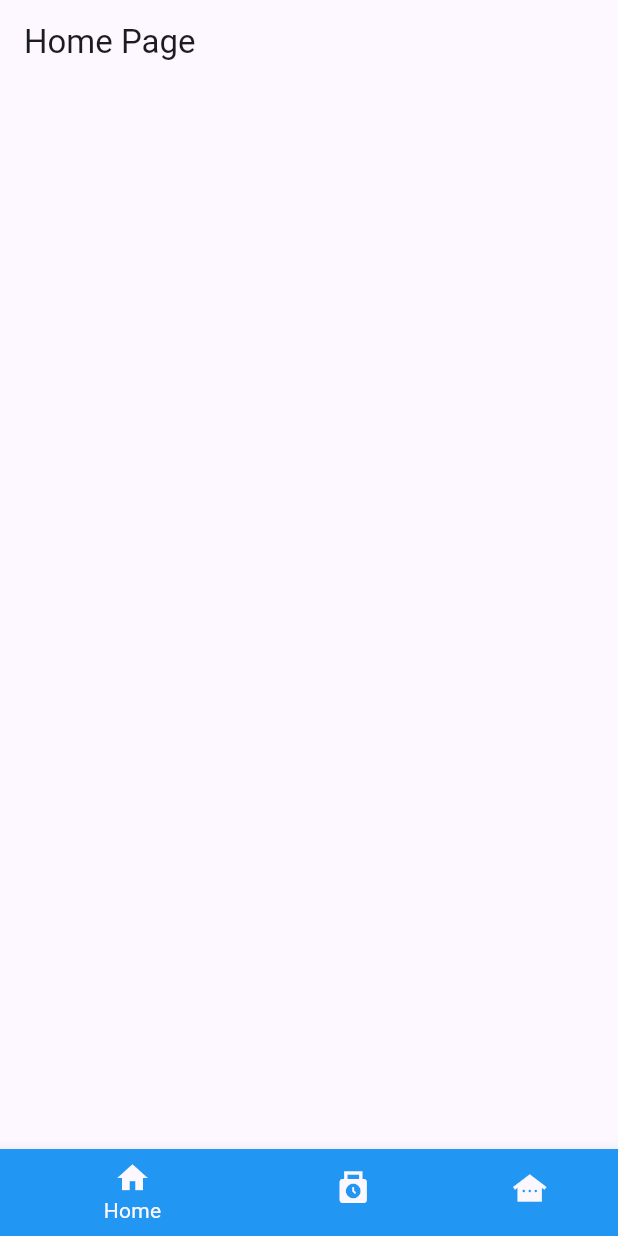
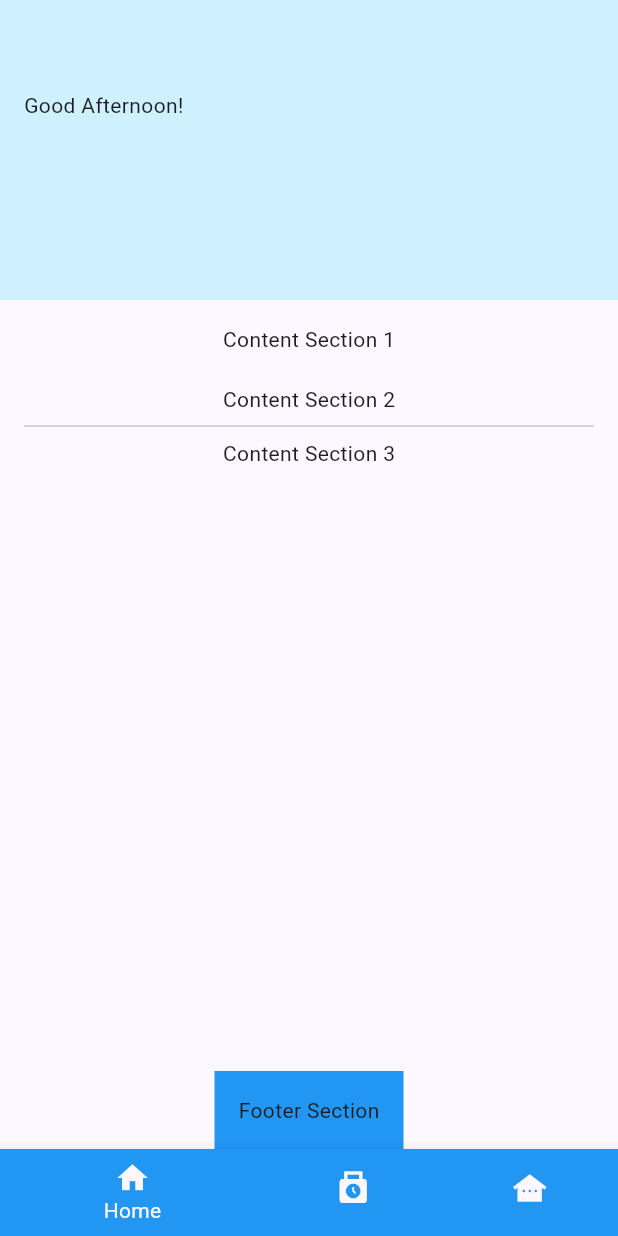
Before and after one commit to TuckTuckC/Clocker, a Flutter app: the screen it shows after launch, on a phone screen of 412 x 824 dp. Run offline on Flutter 3.47's test engine with Material 3 defaults, Android fonts, the phone set to English and light mode, and no system bars.

Commit message:
adds time clock with clock in and out functionality

```diff
--- a/analysis_options.yaml
+++ b/analysis_options.yaml
@@ -21,7 +21,7 @@ linter:
   # `// ignore_for_file: name_of_lint` syntax on the line or in the file
   # producing the lint.
   rules:
-    # avoid_print: false  # Uncomment to disable the `avoid_print` rule
+    avoid_print: false  # Uncomment to disable the `avoid_print` rule
     # prefer_single_quotes: true  # Uncomment to enable the `prefer_single_quotes` rule
 
 # Additional information about this file can be found at
--- a/lib/main.dart
+++ b/lib/main.dart
@@ -1,4 +1,6 @@
 import 'package:flutter/material.dart';
+import 'package:provider/provider.dart';
+import 'package:clocker/providers/timeState.dart';
 import 'package:clocker/pages/homepage.dart';
 import 'package:clocker/pages/timeclock.dart';
 
@@ -10,14 +12,18 @@ class MyApp extends StatelessWidget {
   const MyApp({super.key});
 
   @override
-  Widget build(BuildContext context) {
-    return MaterialApp(
-      debugShowCheckedModeBanner: false,
-      theme: ThemeData(
-        colorScheme: ColorScheme.fromSeed(seedColor: Colors.deepPurpleAccent),
-        useMaterial3: true,
+Widget build(BuildContext context) {
+    // Wrap the MaterialApp with ChangeNotifierProvider
+    return ChangeNotifierProvider(
+      create: (context) => TimeClockedIn(), // Here we instantiate the state provider
+      child: MaterialApp(
+        debugShowCheckedModeBanner: false,
+        theme: ThemeData(
+          colorScheme: ColorScheme.fromSeed(seedColor: Colors.deepPurpleAccent),
+          useMaterial3: true,
+        ),
+        home: const MainScreen(), // MainScreen now has access to the TimeClockedIn state
       ),
-      home: const MainScreen(),
     );
   }
 }
@@ -34,8 +40,8 @@ class _MainScreenState extends State<MainScreen> {
 
   // Define your pages here
   final List<Widget> _pages = [
-    HomePage(),   // Assuming HomePage is a separate widget
-    TimeClock(),  // Assuming TimeClock is a separate widget  // You need to create this page
+    const HomePage(),   // Assuming HomePage is a separate widget
+    const TimeClock(),  // Assuming TimeClock is a separate widget  // You need to create this page
   ];
 
   void _onTap(int index) {
--- a/lib/pages/homepage.dart
+++ b/lib/pages/homepage.dart
@@ -11,8 +11,41 @@ class HomePage extends StatefulWidget {
     @override
     Widget build(BuildContext context) {
       return Scaffold(
-        appBar: AppBar(title: const Text("Home Page")),
-        body: Center(),
+        body: Column(
+          children: [
+            Container(
+              width: double.infinity,
+              height: 200.0,
+              padding: const EdgeInsets.only(
+                  top: 60.0, // Additional top padding
+                  left: 16.0, // Uniform padding for left, equivalent to EdgeInsets.all(16.0)
+                  right: 16.0, // Uniform padding for right, equivalent to EdgeInsets.all(16.0)
+                  bottom: 16.0, // Uniform padding for bottom, equivalent to EdgeInsets.all(16.0)
+                ),
+              color: const Color.fromARGB(255, 207, 241, 255),
+              child: const Text('Good Afternoon!'),
+            ),
+            const Expanded(
+              child: Padding(
+                padding: EdgeInsets.all(16.0),
+                child: Column(
+                  children: <Widget>[
+                    Text('Content Section 1'),
+                    SizedBox(height: 20.0), // Adds space between sections
+                    Text('Content Section 2'),
+                    Divider(), // Visually separates sections
+                    Text('Content Section 3'),
+                  ],
+                ),
+              ),
+            ),
+            Container(
+              padding: const EdgeInsets.all(16.0),
+              color: Colors.blue,
+              child: const Text('Footer Section'),
+            ),
+          ],
+          ),
       );
     }
   }
--- a/pubspec.yaml
+++ b/pubspec.yaml
@@ -30,6 +30,7 @@ environment:
 dependencies:
   flutter:
     sdk: flutter
+  provider: ^6.0.0
 
 
   # The following adds the Cupertino Icons font to your application.
```
Also changed, not shown: lib/pages/timeclock.dart (+82 -3 lines), lib/providers/timeState.dart (added, +41 -0 lines), pubspec.lock.
